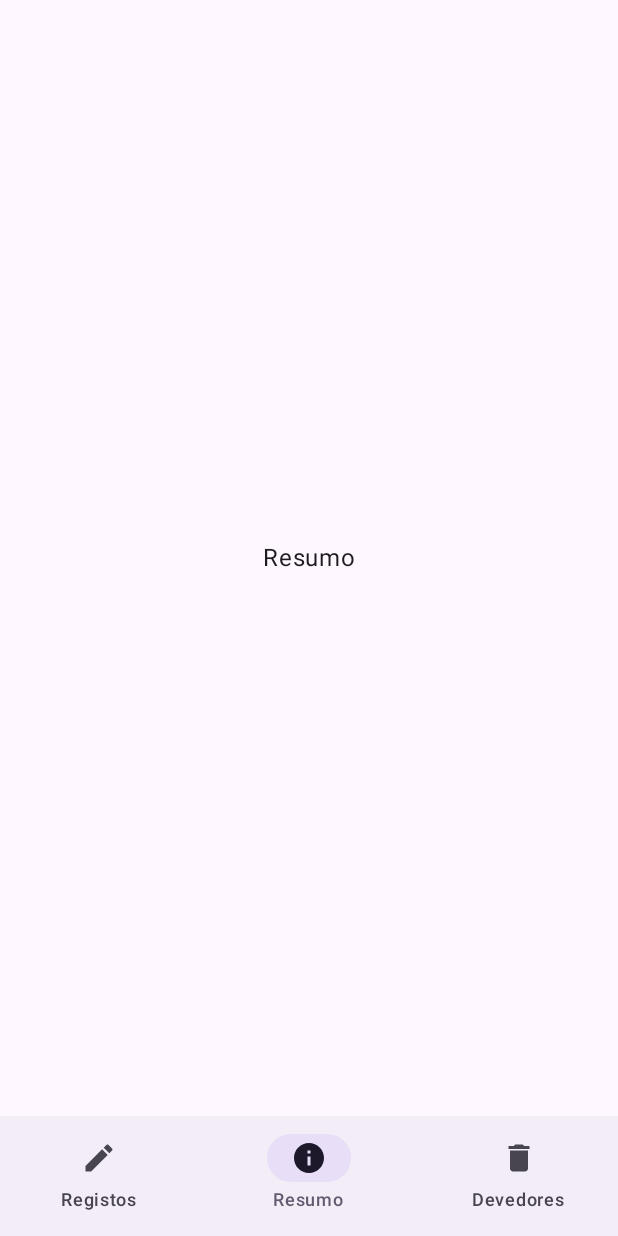
After one commit to M1ngos/Negocio, an Android app built with Jetpack Compose: the composable App shown on its own in the app's theme, on a phone screen of 412 x 824 dp. The commit adds this screen. Run offline under Robolectric (Android 15) with nearby library versions, the phone set to English and light mode, and no system bars.

Commit message:
Navigation

```diff
--- a/app/build.gradle.kts
+++ b/app/build.gradle.kts
@@ -66,4 +66,5 @@ dependencies {
     androidTestImplementation("androidx.compose.ui:ui-test-junit4")
     debugImplementation("androidx.compose.ui:ui-tooling")
     debugImplementation("androidx.compose.ui:ui-test-manifest")
+    implementation("androidx.navigation:navigation-compose:2.7.6")
 }
--- a/app/src/main/java/com/mobile/negocio/MainActivity.kt
+++ b/app/src/main/java/com/mobile/negocio/MainActivity.kt
@@ -10,6 +10,7 @@ import androidx.compose.material3.Text
 import androidx.compose.runtime.Composable
 import androidx.compose.ui.Modifier
 import androidx.compose.ui.tooling.preview.Preview
+import com.mobile.negocio.ui.App
 import com.mobile.negocio.ui.theme.AppTheme
 
 class MainActivity : ComponentActivity() {
@@ -21,7 +22,7 @@ class MainActivity : ComponentActivity() {
                     modifier = Modifier.fillMaxSize(),
                     color = MaterialTheme.colorScheme.background
                 ) {
-
+                    App()
                 }
             }
         }
--- /dev/null
+++ b/app/src/main/java/com/mobile/negocio/ui/App.kt
@@ -0,0 +1,13 @@
+package com.mobile.negocio.ui
+
+import androidx.compose.material3.Scaffold
+import androidx.compose.runtime.Composable
+import androidx.compose.ui.Modifier
+import com.mobile.negocio.ui.navigation.AppNavigation
+
+@Composable
+fun App() {
+    Scaffold (modifier = Modifier) {
+        AppNavigation()
+    }
+}
--- /dev/null
+++ b/app/src/main/java/com/mobile/negocio/ui/navigation/AppNavigation.kt
@@ -0,0 +1,70 @@
+package com.mobile.negocio.ui.navigation
+
+import androidx.compose.foundation.layout.padding
+import androidx.compose.material3.Icon
+import androidx.compose.material3.NavigationBar
+import androidx.compose.material3.NavigationBarItem
+import androidx.compose.material3.Scaffold
+import androidx.compose.material3.Text
+import androidx.compose.runtime.Composable
+import androidx.compose.runtime.getValue
+import androidx.compose.ui.Modifier
+import androidx.navigation.NavDestination.Companion.hierarchy
+import androidx.navigation.NavGraph.Companion.findStartDestination
+import androidx.navigation.NavHostController
+import androidx.navigation.compose.NavHost
+import androidx.navigation.compose.composable
+import androidx.navigation.compose.currentBackStackEntryAsState
+import androidx.navigation.compose.rememberNavController
+import com.mobile.negocio.ui.views.DashScreen
+import com.mobile.negocio.ui.views.DebtsScreen
+import com.mobile.negocio.ui.views.RegisterScreen
+
+@Composable
+fun AppNavigation() {
+    val navController: NavHostController = rememberNavController()
+
+    Scaffold(
+        bottomBar = {
+            NavigationBar {
+                val navBackStackEntry by navController.currentBackStackEntryAsState()
+                val currentDestination = navBackStackEntry?.destination
+                navItems.forEach { navItem ->
+                    NavigationBarItem(
+                        selected = currentDestination?.hierarchy?.any { it.route == navItem.route} == true,
+                        onClick = { navController.navigate(navItem.route) {
+                            popUpTo(navController.graph.findStartDestination().id){
+                                saveState = true
+                            }
+                            launchSingleTop = true
+                            restoreState = true
+                        }
+                                  },
+                        icon = {
+                               Icon(imageVector = navItem.selectedIcon , contentDescription = null)
+                        },
+                        label = {
+                            Text(text = navItem.label)
+                        })
+                }
+            }
+        }
+    ) { paddingValues ->
+        NavHost(
+            navController = navController,
+            startDestination = Views.DashView.name,
+            modifier = Modifier
+                .padding(paddingValues)
+            ) {
+            composable(route = Views.RegisterView.name) {
+                RegisterScreen()
+            }
+            composable(route = Views.DashView.name) {
+                DashScreen()
+            }
+            composable(route = Views.DebtsView.name) {
+                DebtsScreen()
+            }
+        }
+    }
+}
--- /dev/null
+++ b/app/src/main/java/com/mobile/negocio/ui/theme/Shape.kt
@@ -0,0 +1,12 @@
+package com.mobile.negocio.ui.theme
+
+import androidx.compose.foundation.shape.CutCornerShape
+import androidx.compose.material3.Shapes
+import androidx.compose.ui.unit.dp
+
+val Shapes = Shapes(
+
+    extraSmall = CutCornerShape(topEnd = 8.dp, bottomStart = 8.dp),
+    small = CutCornerShape(topEnd = 8.dp, bottomStart = 8.dp),
+    medium = CutCornerShape(topEnd = 16.dp, bottomStart = 16.dp)
+)
--- a/app/src/main/java/com/mobile/negocio/ui/theme/Theme.kt
+++ b/app/src/main/java/com/mobile/negocio/ui/theme/Theme.kt
@@ -1,10 +1,20 @@
 package com.mobile.negocio.ui.theme
 
+import android.app.Activity
+import android.os.Build
 import androidx.compose.foundation.isSystemInDarkTheme
 import androidx.compose.material3.MaterialTheme
 import androidx.compose.material3.lightColorScheme
 import androidx.compose.material3.darkColorScheme
+import androidx.compose.material3.dynamicDarkColorScheme
+import androidx.compose.material3.dynamicLightColorScheme
 import androidx.compose.runtime.Composable
+import androidx.compose.runtime.SideEffect
+import androidx.compose.ui.graphics.Color
+import androidx.compose.ui.graphics.toArgb
+import androidx.compose.ui.platform.LocalContext
+import androidx.compose.ui.platform.LocalView
+import androidx.core.view.WindowCompat
 
 
 private val LightColors = lightColorScheme(
@@ -74,17 +84,37 @@ private val DarkColors = darkColorScheme(
 
 @Composable
 fun AppTheme(
-  useDarkTheme: Boolean = isSystemInDarkTheme(),
-  content: @Composable() () -> Unit
+    darkTheme: Boolean = isSystemInDarkTheme(),
+    // Dynamic color is available on Android 12+
+    // Dynamic color in this app is turned off for learning purposes
+    dynamicColor: Boolean = false,
+    content: @Composable () -> Unit
 ) {
-  val colors = if (!useDarkTheme) {
-    LightColors
-  } else {
-    DarkColors
-  }
+    val colorScheme = when {
+        dynamicColor && Build.VERSION.SDK_INT >= Build.VERSION_CODES.S -> {
+            val context = LocalContext.current
+            if (darkTheme) dynamicDarkColorScheme(context) else dynamicLightColorScheme(context)
+        }
 
-  MaterialTheme(
-    colorScheme = colors,
-    content = content
-  )
+        darkTheme -> DarkColors
+        else -> LightColors
+    }
+    val view = LocalView.current
+    if (!view.isInEditMode) {
+        SideEffect {
+            val window = (view.context as Activity).window
+            if (darkTheme) {
+                window.statusBarColor = colorScheme.primary.toArgb()
+            } else {
+                window.statusBarColor = Color.Transparent.toArgb()
+            }
+            WindowCompat.getInsetsController(window, view).isAppearanceLightStatusBars = !darkTheme
+        }
+    }
+
+    MaterialTheme(
+        colorScheme = colorScheme,
+        shapes = Shapes,
+        content = content
+    )
 }
--- /dev/null
+++ b/app/src/main/java/com/mobile/negocio/ui/views/DashView.kt
@@ -0,0 +1,24 @@
+package com.mobile.negocio.ui.views
+
+import androidx.compose.foundation.layout.Box
+import androidx.compose.foundation.layout.fillMaxSize
+import androidx.compose.material3.Text
+import androidx.compose.runtime.Composable
+import androidx.compose.ui.Alignment
+import androidx.compose.ui.Modifier
+import androidx.compose.ui.res.stringResource
+import com.mobile.negocio.R
+
+@Composable
+fun DashScreen () {
+    Box(
+        modifier = Modifier
+            .fillMaxSize(),
+        contentAlignment = Alignment.Center
+    ) {
+        Text(
+            text = stringResource(id = R.string.nav_dash )
+
+        )
+    }
+}
--- a/app/src/main/res/values/strings.xml
+++ b/app/src/main/res/values/strings.xml
@@ -1,3 +1,7 @@
 <resources>
     <string name="app_name">Negocio</string>
+    <string name="app_name_PT">Negócio</string>
+    <string name="nav_register">Registos</string>
+    <string name="nav_dash">Resumo</string>
+    <string name="nav_debts">Devedores</string>
 </resources>
```
Also changed, not shown: app/src/main/java/com/mobile/negocio/ui/navigation/NavItem.kt (added, +41 -0 lines), app/src/main/java/com/mobile/negocio/ui/navigation/Views.kt (added, +7 -0 lines), app/src/main/java/com/mobile/negocio/ui/views/DebtsView.kt (added, +22 -0 lines), app/src/main/java/com/mobile/negocio/ui/views/RegisterView.kt (added, +24 -0 lines).
